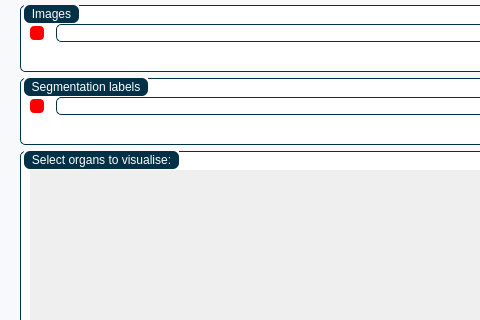
This is app/ui/welcome_interface.ui in binarypillow/CM2006-2023 as Qt 5 draws it before an edit; both pictures show x 0 to 480 and y 144 to 464 of the 829 by 610 pixel window. The edited form follows.
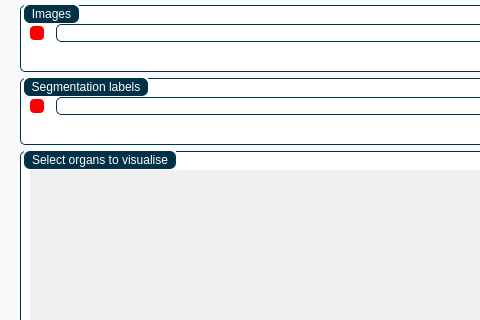
This is the edited form. Icons and pictures are not drawn.

```diff
--- a/app/ui/welcome_interface.ui
+++ b/app/ui/welcome_interface.ui
@@ -419,7 +419,7 @@
        <bool>false</bool>
       </property>
       <property name="title">
-       <string>Select organs to visualise:</string>
+       <string>Select organs to visualise</string>
       </property>
       <layout class="QVBoxLayout" name="verticalLayout_3">
        <property name="topMargin">
```
